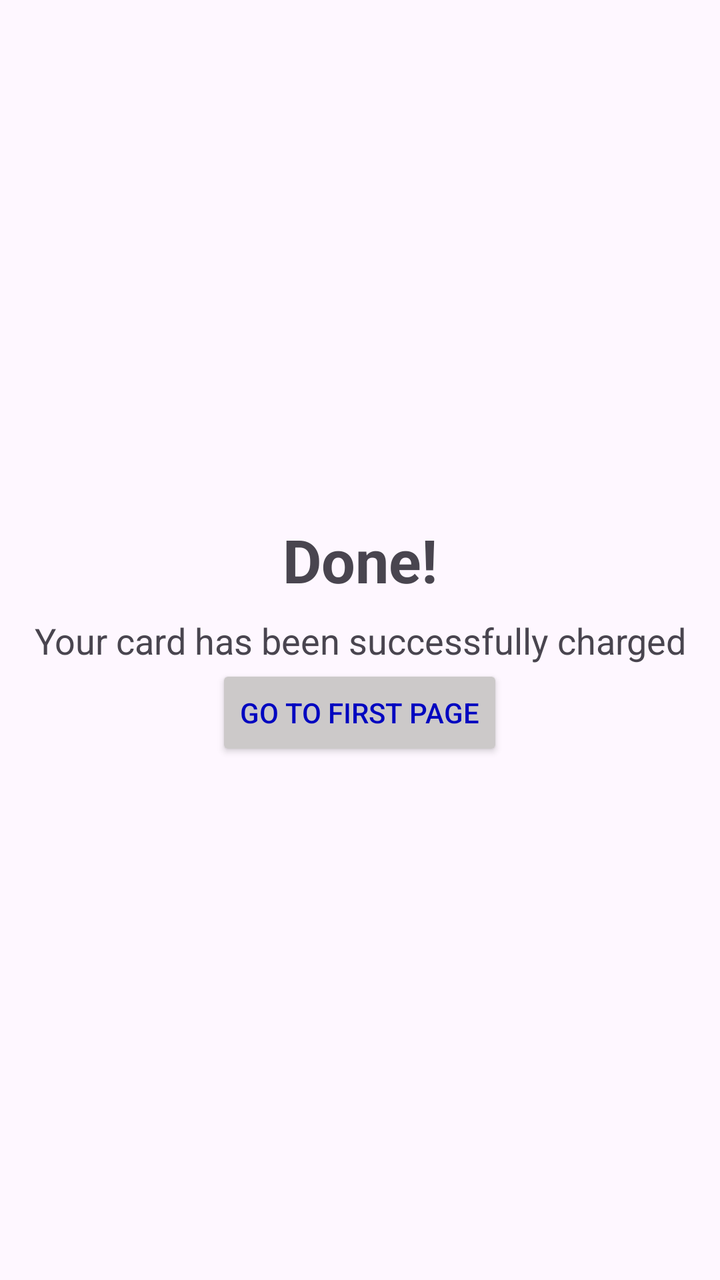
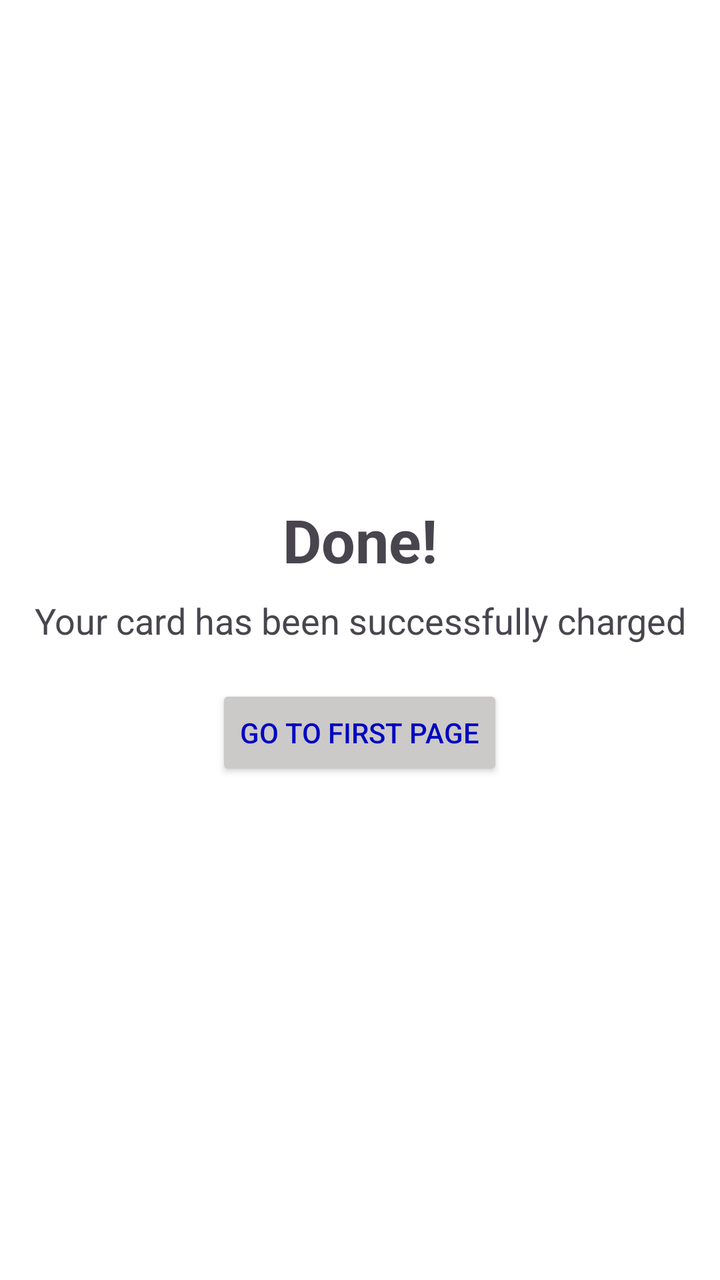

Before-and-after screenshots of an Android layout around one commit, followed by the original layout XML and the change that was made.
<!-- AndroidManifest.xml: application theme Theme.CarsApp -->
<!-- res/layout/fragment_finised_buy.xml -->
<?xml version="1.0" encoding="utf-8"?>
<FrameLayout xmlns:android="http://schemas.android.com/apk/res/android"
    xmlns:tools="http://schemas.android.com/tools"
    android:layout_width="match_parent"
    android:layout_height="match_parent"
    tools:context=".finised_buy">

    <LinearLayout
        android:layout_width="match_parent"
        android:layout_height="match_parent"
        android:gravity="center"
        android:orientation="vertical"
        android:padding="16dp">

        <TextView
            android:id="@+id/doneTextView"
            android:layout_width="wrap_content"
            android:layout_height="wrap_content"
            android:gravity="center"
            android:text="Done!"
            android:textSize="30sp"
            android:textStyle="bold" />

        <TextView
            android:layout_width="wrap_content"
            android:layout_height="wrap_content"
            android:layout_marginTop="8dp"
            android:gravity="center"
            android:text="Your card has been successfully charged"
            android:textSize="18sp" />

        <Button
            android:layout_width="wrap_content"
            android:layout_height="wrap_content"
            android:backgroundTint="#CCC9C9"
            android:text="Go To First Page"
            android:textColor="#0006C0" />
    </LinearLayout>

</FrameLayout>
<!-- resources referenced by this layout -->
<resources>
  <style name="Theme.CarsApp" parent="Base.Theme.CarsApp" />
  <style name="Base.Theme.CarsApp" parent="Theme.Material3.DayNight.NoActionBar">
          
          
      </style>
</resources>

<!-- the commit's change to res/layout/fragment_finised_buy.xml (unified diff, before → after) -->
@@ -3,7 +3,8 @@
     xmlns:tools="http://schemas.android.com/tools"
     android:layout_width="match_parent"
     android:layout_height="match_parent"
-    tools:context=".finised_buy">
+    android:background="@android:color/white"
+    >
 
     <LinearLayout
         android:layout_width="match_parent"
@@ -30,8 +31,10 @@
             android:textSize="18sp" />
 
         <Button
+            android:id="@+id/btnGoHome"
             android:layout_width="wrap_content"
             android:layout_height="wrap_content"
+            android:layout_marginTop="20dp"
             android:backgroundTint="#CCC9C9"
             android:text="Go To First Page"
             android:textColor="#0006C0" />
